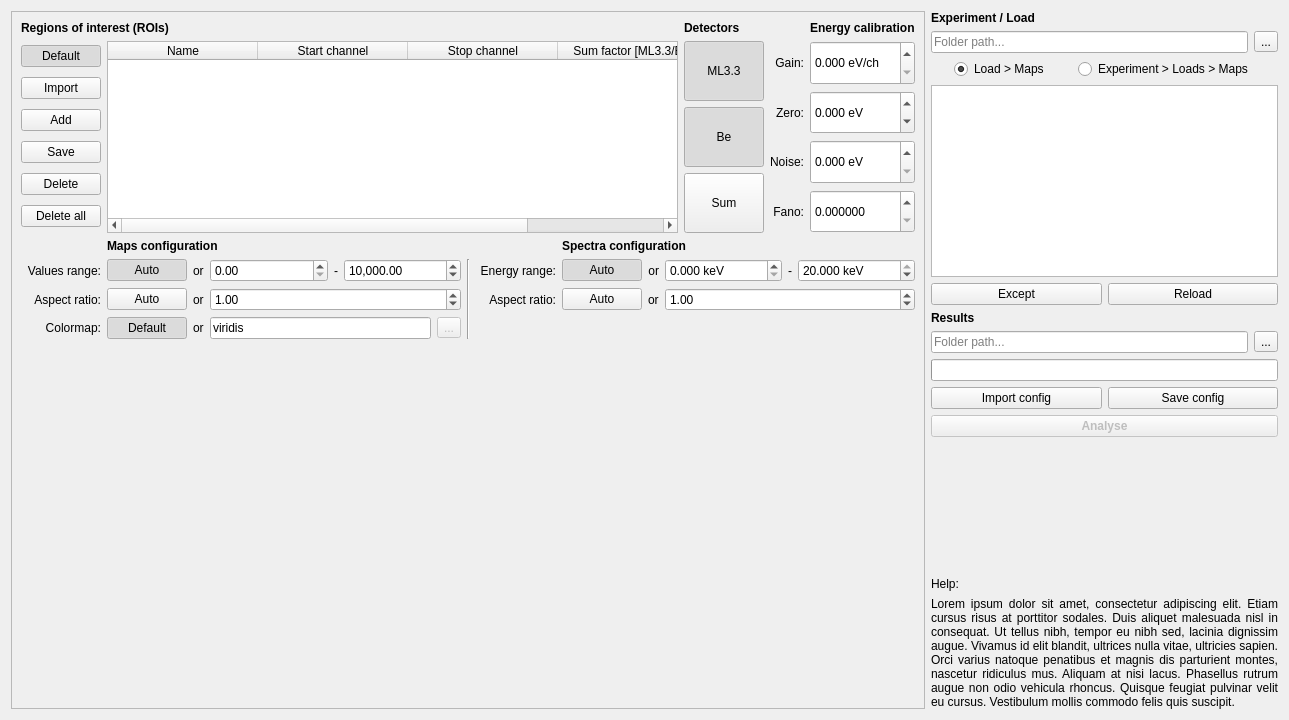
pfilipl/PolyX-XRF-Data-Analyser, file batch.ui: the form before one commit.
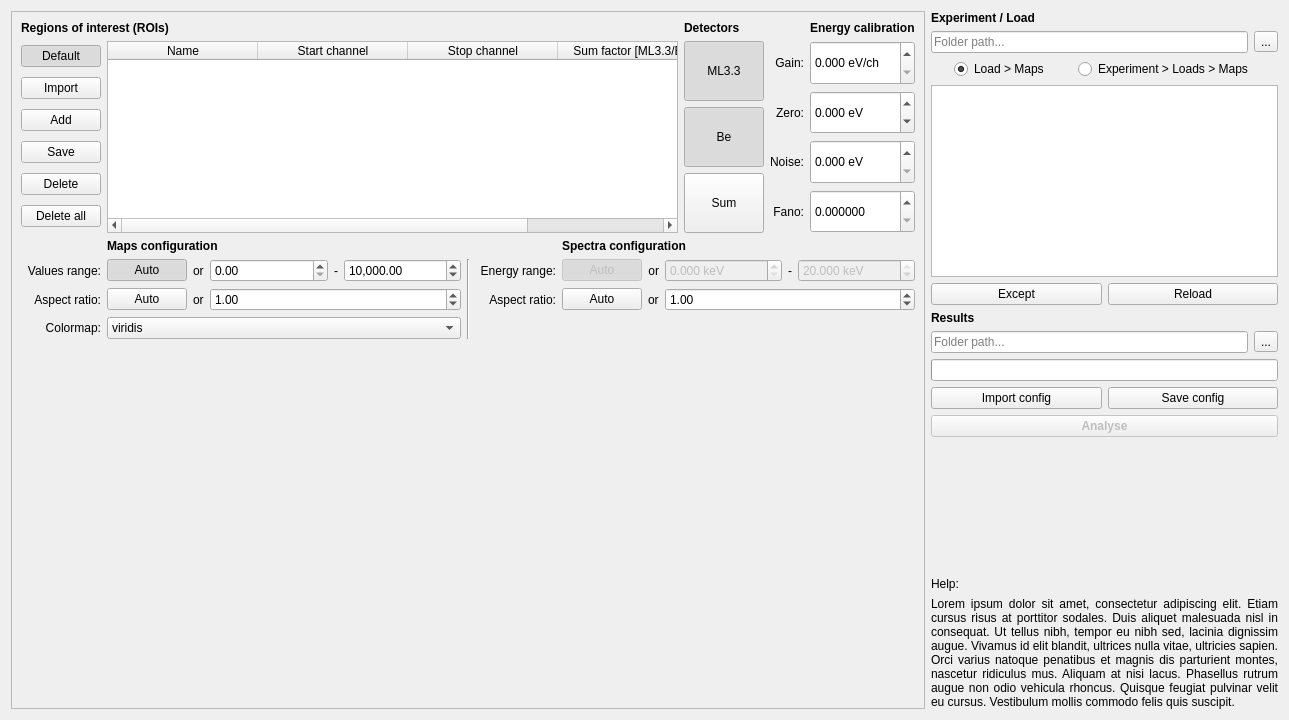
The form after the commit.

Patch:
```diff
--- a/batch.ui
+++ b/batch.ui
@@ -22,7 +22,7 @@
   <property name="windowTitle">
    <string>Form</string>
   </property>
-  <layout class="QHBoxLayout" name="horizontalLayout_8">
+  <layout class="QHBoxLayout" name="horizontalLayout_5">
    <item>
     <widget class="QFrame" name="frame">
      <property name="sizePolicy">
@@ -680,6 +680,9 @@
            <layout class="QHBoxLayout" name="horizontalLayout_3">
             <item>
              <widget class="QPushButton" name="pushButton_SpectraConfigEnergyAuto">
+              <property name="enabled">
+               <bool>false</bool>
+              </property>
               <property name="sizePolicy">
                <sizepolicy hsizetype="Maximum" vsizetype="Fixed">
                 <horstretch>0</horstretch>
@@ -721,6 +724,9 @@
             </item>
             <item>
              <widget class="QDoubleSpinBox" name="doubleSpinBox_SpectraConfigEnergyStart">
+              <property name="enabled">
+               <bool>false</bool>
+              </property>
               <property name="mouseTracking">
                <bool>true</bool>
               </property>
@@ -759,6 +765,9 @@
             </item>
             <item>
              <widget class="QDoubleSpinBox" name="doubleSpinBox_SpectraConfigEnergyStop">
+              <property name="enabled">
+               <bool>false</bool>
+              </property>
               <property name="mouseTracking">
                <bool>true</bool>
               </property>
@@ -845,77 +854,6 @@
             </item>
            </layout>
           </item>
-          <item row="4" column="1">
-           <layout class="QHBoxLayout" name="horizontalLayout_5">
-            <item>
-             <widget class="QPushButton" name="pushButton_MapsConfigColormapDefault">
-              <property name="sizePolicy">
-               <sizepolicy hsizetype="Maximum" vsizetype="Fixed">
-                <horstretch>0</horstretch>
-                <verstretch>0</verstretch>
-               </sizepolicy>
-              </property>
-              <property name="mouseTracking">
-               <bool>true</bool>
-              </property>
-              <property name="text">
-               <string>Default</string>
-              </property>
-              <property name="checkable">
-               <bool>true</bool>
-              </property>
-              <property name="checked">
-               <bool>true</bool>
-              </property>
-             </widget>
-            </item>
-            <item>
-             <widget class="QLabel" name="label_18">
-              <property name="sizePolicy">
-               <sizepolicy hsizetype="Maximum" vsizetype="Preferred">
-                <horstretch>0</horstretch>
-                <verstretch>0</verstretch>
-               </sizepolicy>
-              </property>
-              <property name="mouseTracking">
-               <bool>true</bool>
-              </property>
-              <property name="text">
-               <string>or</string>
-              </property>
-             </widget>
-            </item>
-            <item>
-             <widget class="QLineEdit" name="lineEdit_MapsConfigColormapValue">
-              <property name="sizePolicy">
-               <sizepolicy hsizetype="Minimum" vsizetype="Fixed">
-                <horstretch>0</horstretch>
-                <verstretch>0</verstretch>
-               </sizepolicy>
-              </property>
-              <property name="mouseTracking">
-               <bool>true</bool>
-              </property>
-              <property name="text">
-               <string>viridis</string>
-              </property>
-             </widget>
-            </item>
-            <item>
-             <widget class="QToolButton" name="toolButton_MapsConfigColormapSearch">
-              <property name="enabled">
-               <bool>false</bool>
-              </property>
-              <property name="mouseTracking">
-               <bool>true</bool>
-              </property>
-              <property name="text">
-               <string>...</string>
-              </property>
-             </widget>
-            </item>
-           </layout>
-          </item>
           <item row="3" column="0">
            <widget class="QLabel" name="label_8">
             <property name="sizePolicy">
@@ -1200,6 +1138,61 @@
             </property>
            </widget>
           </item>
+          <item row="4" column="1">
+           <widget class="QComboBox" name="comboBox_MapsConfigColormap">
+            <property name="mouseTracking">
+             <bool>false</bool>
+            </property>
+            <property name="editable">
+             <bool>false</bool>
+            </property>
+            <item>
+             <property name="text">
+              <string>viridis</string>
+             </property>
+            </item>
+            <item>
+             <property name="text">
+              <string>plasma</string>
+             </property>
+            </item>
+            <item>
+             <property name="text">
+              <string>inferno</string>
+             </property>
+            </item>
+            <item>
+             <property name="text">
+              <string>magma</string>
+             </property>
+            </item>
+            <item>
+             <property name="text">
+              <string>cividis</string>
+             </property>
+            </item>
+            <item>
+             <property name="text">
+              <string>gist_rainbow</string>
+             </property>
+            </item>
+            <item>
+             <property name="text">
+              <string>rainbow</string>
+             </property>
+            </item>
+            <item>
+             <property name="text">
+              <string>jet</string>
+             </property>
+            </item>
+            <item>
+             <property name="text">
+              <string>turbo</string>
+             </property>
+            </item>
+           </widget>
+          </item>
          </layout>
         </item>
         <item>
```
Left out of the diff: 3 changed lines with no effect on the pictures.
